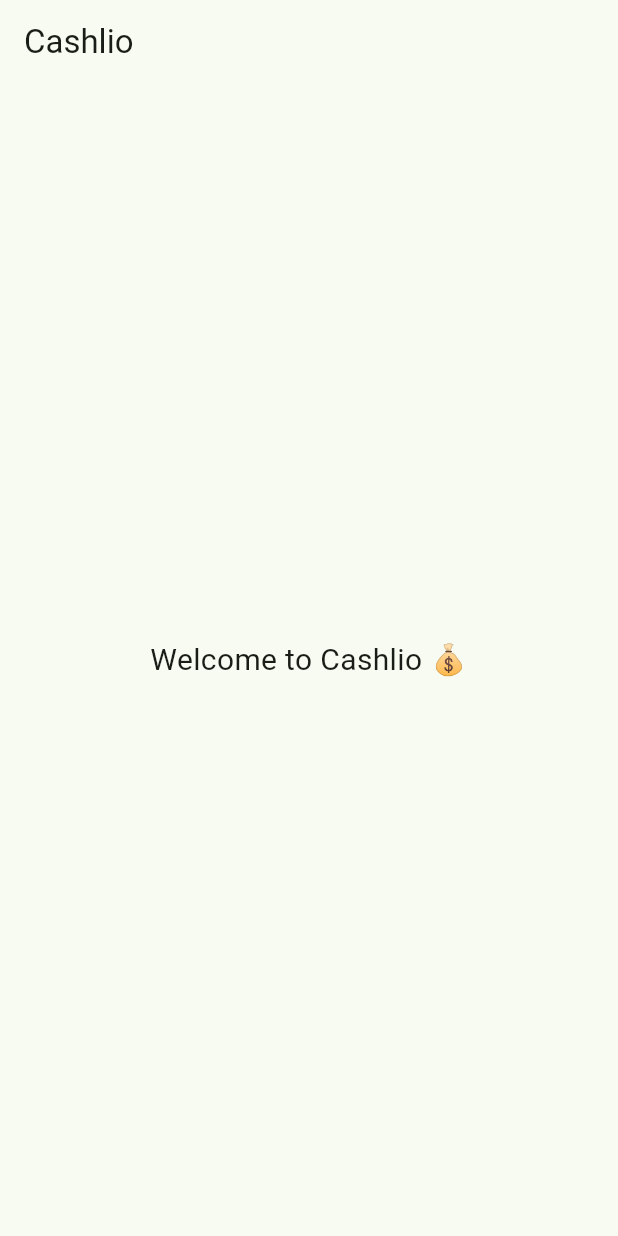
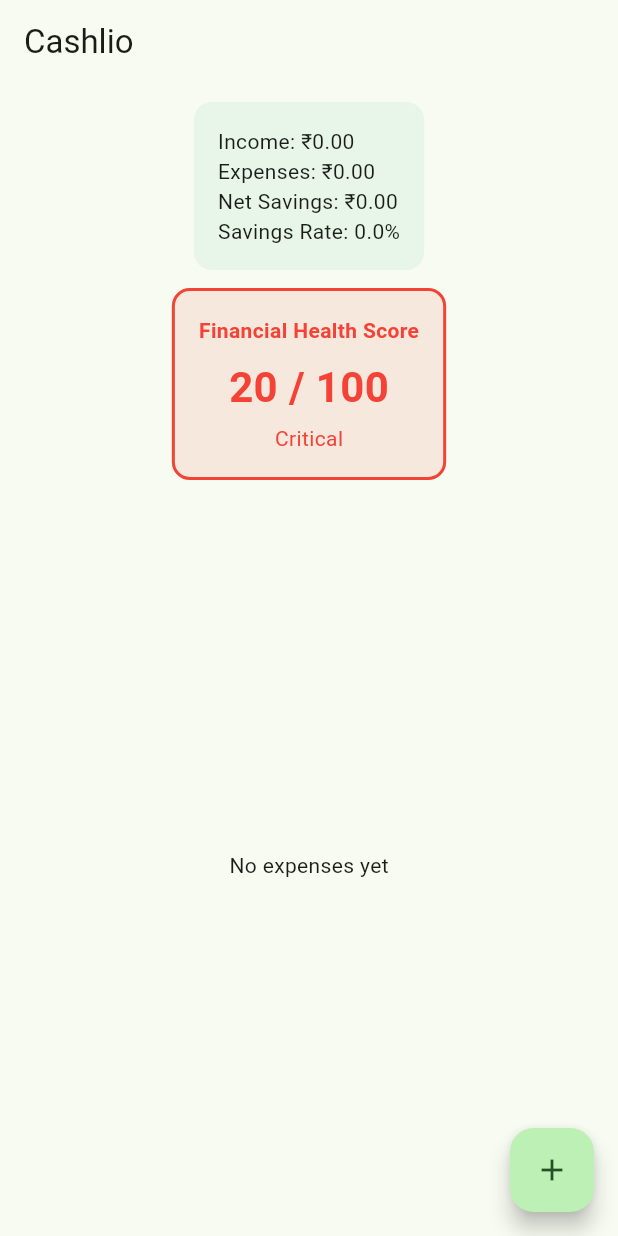
Before and after one commit to ML-CoderX/Cashlio---AI, a Flutter app: the screen it shows after launch, on a phone screen of 412 x 824 dp. Run offline on Flutter 3.47's test engine with Material 3 defaults, Android fonts, the phone set to English and light mode, and no system bars; our stand-ins replace sqflite; accounts and stored records are empty.

Commit message:
Implement dashboard and add expense functionality with financial summary

```diff
--- /dev/null
+++ b/lib/core/services/expense_repository.dart
@@ -0,0 +1,27 @@
+import '../database/database_helper.dart';
+import '../models/expense_model.dart';
+
+class ExpenseRepository {
+  final dbHelper = DatabaseHelper.instance;
+
+  Future<int> insertExpense(Expense expense) async {
+    final db = await dbHelper.database;
+    return await db.insert('expenses', expense.toMap());
+  }
+
+  Future<List<Expense>> getAllExpenses() async {
+    final db = await dbHelper.database;
+    final result = await db.query('expenses', orderBy: 'date DESC');
+
+    return result.map((e) => Expense.fromMap(e)).toList();
+  }
+
+  Future<int> deleteExpense(int id) async {
+    final db = await dbHelper.database;
+    return await db.delete(
+      'expenses',
+      where: 'id = ?',
+      whereArgs: [id],
+    );
+  }
+}
--- a/lib/features/dashboard/dashboard_screen.dart
+++ b/lib/features/dashboard/dashboard_screen.dart
@@ -1,7 +1,68 @@
 import 'package:flutter/material.dart';
+import '../../core/models/expense_model.dart';
+import '../../core/services/expense_repository.dart';
+import '../expenses/add_expense_screen.dart';
 
-class DashboardScreen extends StatelessWidget {
+class DashboardScreen extends StatefulWidget {
   const DashboardScreen({super.key});
+
+  @override
+  State<DashboardScreen> createState() => _DashboardScreenState();
+}
+
+class _DashboardScreenState extends State<DashboardScreen> {
+  final ExpenseRepository _repository = ExpenseRepository();
+  List<Expense> _expenses = [];
+
+  @override
+  void initState() {
+    super.initState();
+    _loadExpenses();
+  }
+
+  Future<void> _loadExpenses() async {
+    final data = await _repository.getAllExpenses();
+    setState(() {
+      _expenses = data;
+    });
+  }
+
+  double get totalIncome =>
+      _expenses
+          .where((e) => e.type == "income")
+          .fold(0, (sum, e) => sum + e.amount);
+
+  double get totalExpenses =>
+      _expenses
+          .where((e) => e.type == "expense")
+          .fold(0, (sum, e) => sum + e.amount);
+
+  double get netSavings => totalIncome - totalExpenses;
+
+  double get savingsRate =>
+      totalIncome == 0 ? 0 : (netSavings / totalIncome) * 100;
+
+  int get healthScore {
+    if (savingsRate >= 40) return 90;
+    if (savingsRate >= 20) return 75;
+    if (savingsRate >= 10) return 60;
+    if (savingsRate > 0) return 40;
+    return 20;
+  }
+
+  Color get healthColor {
+    if (healthScore >= 80) return Colors.green;
+    if (healthScore >= 60) return Colors.lightGreen;
+    if (healthScore >= 40) return Colors.orange;
+    return Colors.red;
+  }
+
+  String get healthLabel {
+    if (healthScore >= 80) return "Excellent";
+    if (healthScore >= 60) return "Good";
+    if (healthScore >= 40) return "Needs Improvement";
+    return "Critical";
+  }
 
   @override
   Widget build(BuildContext context) {
@@ -9,11 +70,111 @@
       appBar: AppBar(
         title: const Text("Cashlio"),
       ),
-      body: const Center(
-        child: Text(
-          "Welcome to Cashlio 💰",
-          style: TextStyle(fontSize: 20),
-        ),
+      body: Column(
+        children: [
+          // Financial Summary Card
+          Container(
+            padding: const EdgeInsets.all(16),
+            margin: const EdgeInsets.all(12),
+            decoration: BoxDecoration(
+              color: Colors.green.shade50,
+              borderRadius: BorderRadius.circular(12),
+            ),
+            child: Column(
+              crossAxisAlignment: CrossAxisAlignment.start,
+              children: [
+                Text("Income: ₹${totalIncome.toStringAsFixed(2)}"),
+                Text("Expenses: ₹${totalExpenses.toStringAsFixed(2)}"),
+                Text("Net Savings: ₹${netSavings.toStringAsFixed(2)}"),
+                Text("Savings Rate: ${savingsRate.toStringAsFixed(1)}%"),
+              ],
+            ),
+          ),
+
+          // Health Score Card
+          Container(
+            padding: const EdgeInsets.all(16),
+            margin: const EdgeInsets.symmetric(horizontal: 12),
+            decoration: BoxDecoration(
+              color: healthColor.withOpacity(0.1),
+              borderRadius: BorderRadius.circular(12),
+              border: Border.all(color: healthColor, width: 2),
+            ),
+            child: Column(
+              children: [
+                Text(
+                  "Financial Health Score",
+                  style: TextStyle(
+                    fontWeight: FontWeight.bold,
+                    color: healthColor,
+                  ),
+                ),
+                const SizedBox(height: 8),
+                Text(
+                  "$healthScore / 100",
+                  style: TextStyle(
+                    fontSize: 28,
+                    fontWeight: FontWeight.bold,
+                    color: healthColor,
+                  ),
+                ),
+                const SizedBox(height: 4),
+                Text(
+                  healthLabel,
+                  style: TextStyle(color: healthColor),
+                ),
+              ],
+            ),
+          ),
+
+          const SizedBox(height: 10),
+
+          // Expense List
+          Expanded(
+            child: _expenses.isEmpty
+                ? const Center(child: Text("No expenses yet"))
+                : ListView.builder(
+                    itemCount: _expenses.length,
+                    itemBuilder: (context, index) {
+                      final expense = _expenses[index];
+
+                      return Card(
+                        margin: const EdgeInsets.symmetric(
+                            horizontal: 12, vertical: 6),
+                        child: ListTile(
+                          title: Text(expense.title),
+                          subtitle: Text(
+                              "${expense.category} • ${expense.type}"),
+                          trailing: Text(
+                            "₹${expense.amount.toStringAsFixed(2)}",
+                            style: TextStyle(
+                              color: expense.type == "income"
+                                  ? Colors.green
+                                  : Colors.red,
+                              fontWeight: FontWeight.bold,
+                            ),
+                          ),
+                        ),
+                      );
+                    },
+                  ),
+          ),
+        ],
+      ),
+      floatingActionButton: FloatingActionButton(
+        onPressed: () async {
+          final result = await Navigator.push(
+            context,
+            MaterialPageRoute(
+              builder: (_) => const AddExpenseScreen(),
+            ),
+          );
+
+          if (result == true) {
+            _loadExpenses();
+          }
+        },
+        child: const Icon(Icons.add),
       ),
     );
   }
```
Also changed, not shown: lib/features/expenses/add_expense_screen.dart (added, +130 -0 lines).
